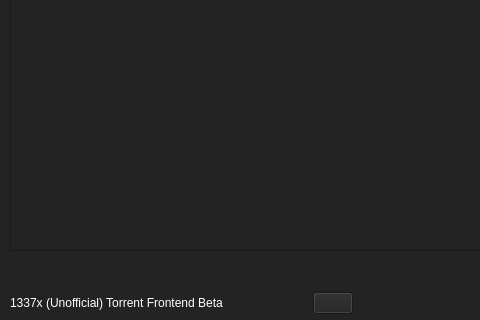
Qt form ui/main_window.ui (NeoSahadeo/1337x-Torrent-Frontend) before a commit; both pictures show x 0 to 480 and y 400 to 720 of the 1280 by 720 pixel window.
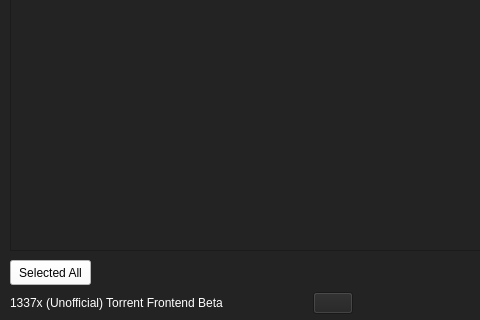
The same form after that commit. Icons and pictures are not drawn.

Commit message: [feat] Added select/deselect all buttons

Diff of the .ui file:
```diff
--- a/ui/main_window.ui
+++ b/ui/main_window.ui
@@ -223,6 +223,22 @@
      </item>
     </layout>
    </widget>
+   <widget class="QPushButton" name="selectAllButton">
+    <property name="geometry">
+     <rect>
+      <x>10</x>
+      <y>660</y>
+      <width>81</width>
+      <height>25</height>
+     </rect>
+    </property>
+    <property name="styleSheet">
+     <string notr="true">background-color: white</string>
+    </property>
+    <property name="text">
+     <string>Selected All</string>
+    </property>
+   </widget>
   </widget>
  </widget>
  <resources/>
```
The commit also changes 2 other files.
